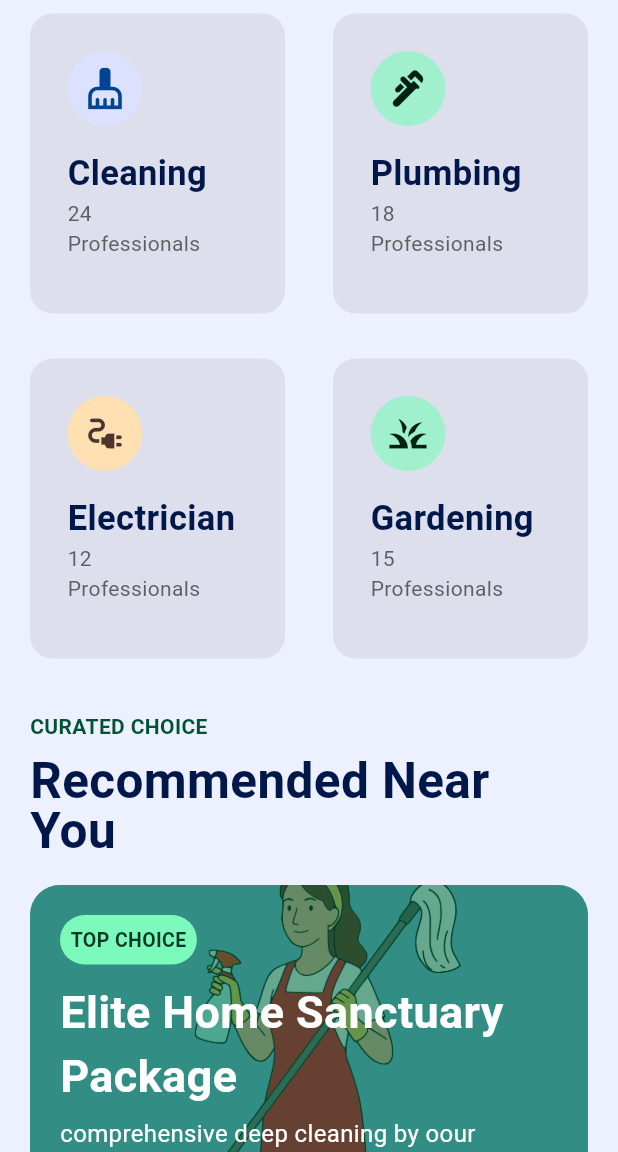
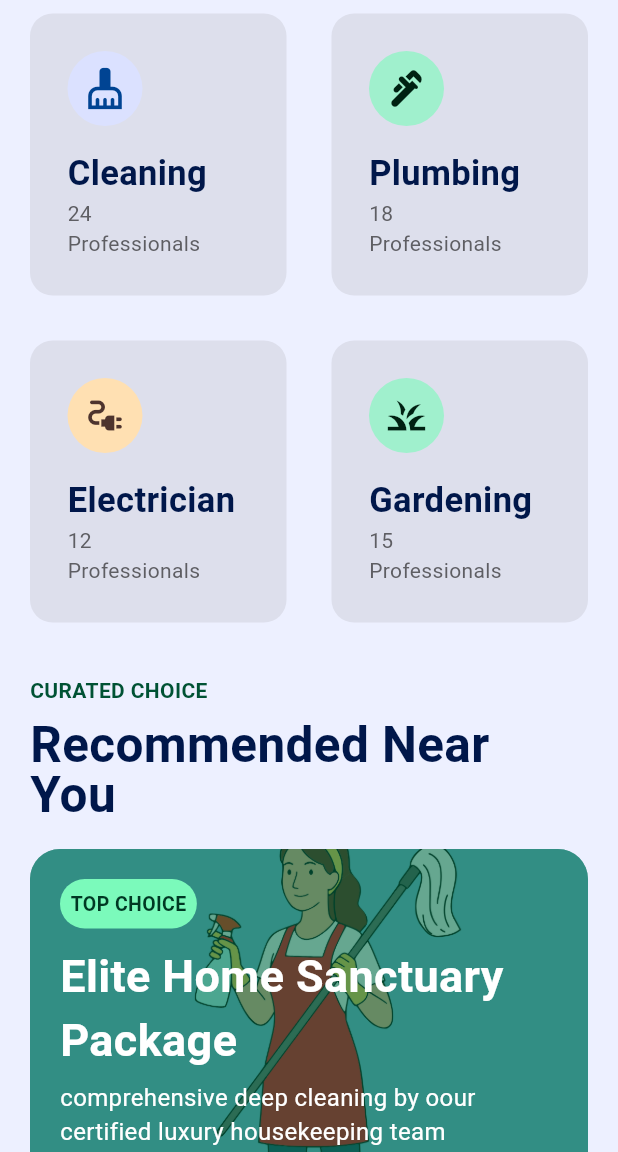
Before and after one commit to Joyy-dev/localfixers, a Flutter app: the screen it shows after launch, scrolled down 576 dp, on a phone screen of 412 x 824 dp, the part 84-1236 px from its top. Run offline on Flutter 3.47's test engine with Material 3 defaults, Android fonts, the phone set to English and light mode, and no system bars.

Commit message:
final home screen

```diff
--- a/lib/main.dart
+++ b/lib/main.dart
@@ -1,5 +1,7 @@
 import 'package:flutter/material.dart';
+import 'package:localfixers/provider/local_services.dart';
 import 'package:localfixers/screens/home_screens.dart';
+import 'package:provider/provider.dart';
 
 void main() {
   runApp(MyApp());
@@ -10,7 +12,15 @@ class MyApp extends StatelessWidget {
 
   @override
   Widget build(BuildContext context) {
-    return MaterialApp(
+    return MultiProvider(
+      providers: [
+        ChangeNotifierProvider(
+          create: (context) {
+            return LocalServices();
+          },
+        )
+      ],
+      child: MaterialApp(
         home: HomeScreens(),
         color: Color(0xFFEEF0FF),
         debugShowCheckedModeBanner: false,
@@ -30,6 +40,7 @@ class MyApp extends StatelessWidget {
             ),
           )
         ),
+      ),
     );
 
   }
--- /dev/null
+++ b/lib/provider/local_services.dart
@@ -0,0 +1,47 @@
+import 'package:flutter/material.dart';
+import 'package:localfixers/provider/services.dart';
+
+class LocalServices with ChangeNotifier{
+  final List<Services> _serviceList = [
+    Services(
+      id: 'S1',
+      title: 'Elite Home Sanctuary Package',
+      serviceCategory: 'Cleaning',
+      description: 'Comprehensive deep cleaning by our certified luxury housekeeping team',
+      featuredImage: 'assets/images/clean.png',
+      rating: 4.9,
+      price: 199
+    ),
+    Services(
+      id: 'S2',
+      title: 'Artisan Garden Design',
+      serviceCategory: 'Gardening',
+      description: 'Bespoke landscape architecture and seasonal maintenance for estates',
+      featuredImage: 'assets/images/water.png',
+      rating: 4.8,
+      price: 85
+    ),
+    Services(
+      id: 'S3',
+      title: 'Smart Home Integration',
+      serviceCategory: 'Electrician',
+      description: 'Certified automation experts for lighting and security systems',
+      featuredImage: 'assets/images/electrician.png',
+      rating: 5.0,
+      price: 98
+    ),
+    Services(
+      id: 'S4',
+      title: 'Master Plumbing Solutions',
+      serviceCategory: 'Plumbing',
+      description: 'Urgent repairs and luxury fixture installations with precision care',
+      featuredImage: 'assets/images/plumber.png',
+      rating: 4.7,
+      price: 430
+    )
+  ];
+
+  List<Services> get serviceList {
+    return[..._serviceList];
+  }
+}
--- /dev/null
+++ b/lib/provider/services.dart
@@ -0,0 +1,21 @@
+import 'package:flutter/material.dart';
+
+class Services with ChangeNotifier{
+  final String id;
+  final String title;
+  final String serviceCategory;
+  final String description;
+  final String featuredImage;
+  final double rating;
+  final double price;
+
+  Services({
+    required this.id,
+    required this.title,
+    required this.serviceCategory,
+    required this.description,
+    required this.featuredImage,
+    required this.rating,
+    required this.price
+  });
+}
--- a/lib/screens/home_screens.dart
+++ b/lib/screens/home_screens.dart
@@ -2,6 +2,7 @@ import 'package:flutter/material.dart';
 import 'package:localfixers/widget/appdrawer.dart';
 import 'package:localfixers/widget/department.dart';
 import 'package:localfixers/widget/hero_section.dart';
+import 'package:localfixers/widget/service_list.dart';
 import 'package:localfixers/widget/top_choice.dart';
 
 class HomeScreens extends StatelessWidget {
@@ -82,7 +83,9 @@ class HomeScreens extends StatelessWidget {
                   ),
                 ),
                 SizedBox(height: 20,),
-                TopChoice()
+                TopChoice(),
+                SizedBox(height: 20,),
+                ServiceList()
               ],
             ),
           ),
--- a/lib/widget/department.dart
+++ b/lib/widget/department.dart
@@ -10,10 +10,9 @@ class Department extends StatelessWidget {
         Row(
           mainAxisAlignment: MainAxisAlignment.spaceBetween,
           children: [
-            Container(
+            Expanded(
+              child: Container(
                 padding: EdgeInsets.all(25),
-              width: 170,
-              height: 200,
                 decoration: BoxDecoration(
                   color: Color.fromARGB(62, 171, 170, 177),
                   borderRadius: BorderRadius.circular(15)
@@ -49,9 +48,10 @@ class Department extends StatelessWidget {
                   ],
                 ),
               ),
-            Container(
-              width: 170,
-              height: 200,
+            ),
+            SizedBox(width: 30,),
+            Expanded(
+              child: Container(
                 padding: EdgeInsets.all(25),
                 decoration: BoxDecoration(
                   color: Color.fromARGB(62, 171, 170, 177),
@@ -87,6 +87,7 @@ class Department extends StatelessWidget {
                     ),
                   ],
                 ),
+              ),
             )
           ],
         ),
@@ -94,9 +95,8 @@ class Department extends StatelessWidget {
         Row(
           mainAxisAlignment: MainAxisAlignment.spaceBetween,
           children: [
-            Container(
-              width: 170,
-              height: 200,
+            Expanded(
+              child: Container(
                 padding: EdgeInsets.all(25),
                 decoration: BoxDecoration(
                   color: Color.fromARGB(62, 171, 170, 177),
@@ -133,9 +133,10 @@ class Department extends StatelessWidget {
                   ],
                 ),
               ),
-            Container(
-              width: 170,
-              height: 200,
+            ),
+            SizedBox(width: 30,),
+            Expanded(
+              child: Container(
                 padding: EdgeInsets.all(25),
                 decoration: BoxDecoration(
                   color: Color.fromARGB(62, 171, 170, 177),
@@ -171,6 +172,7 @@ class Department extends StatelessWidget {
                     ),
                   ],
                 ),
+              ),
             )
           ],
         )
--- a/pubspec.yaml
+++ b/pubspec.yaml
@@ -34,6 +34,7 @@ dependencies:
   # The following adds the Cupertino Icons font to your application.
   # Use with the CupertinoIcons class for iOS style icons.
   cupertino_icons: ^1.0.8
+  provider: ^6.1.5+1
 
 dev_dependencies:
   flutter_test:
@@ -60,6 +61,9 @@ flutter:
   # To add assets to your application, add an assets section, like this:
   assets:
    - assets/images/clean.png
+   - assets/images/electrician.png
+   - assets/images/water.png
+   - assets/images/plumber.png
   #   - images/a_dot_ham.jpeg
 
   # An image asset can refer to one or more resolution-specific "variants", see
```
Also changed, not shown: lib/provider/category.dart (deleted, +0 -11 lines), lib/widget/service_list.dart (added, +101 -0 lines), assets/images/electrician.png (added), assets/images/plumber.png (added), assets/images/water.png (added), pubspec.lock. Lines whose indentation alone changed are shown as unchanged.
